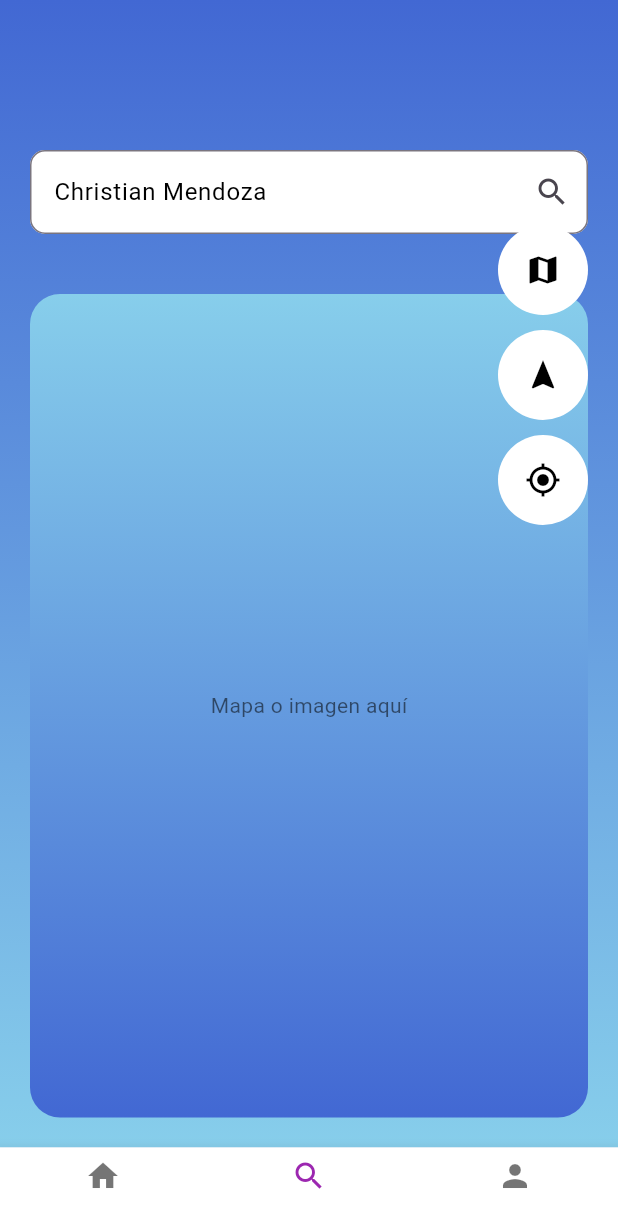
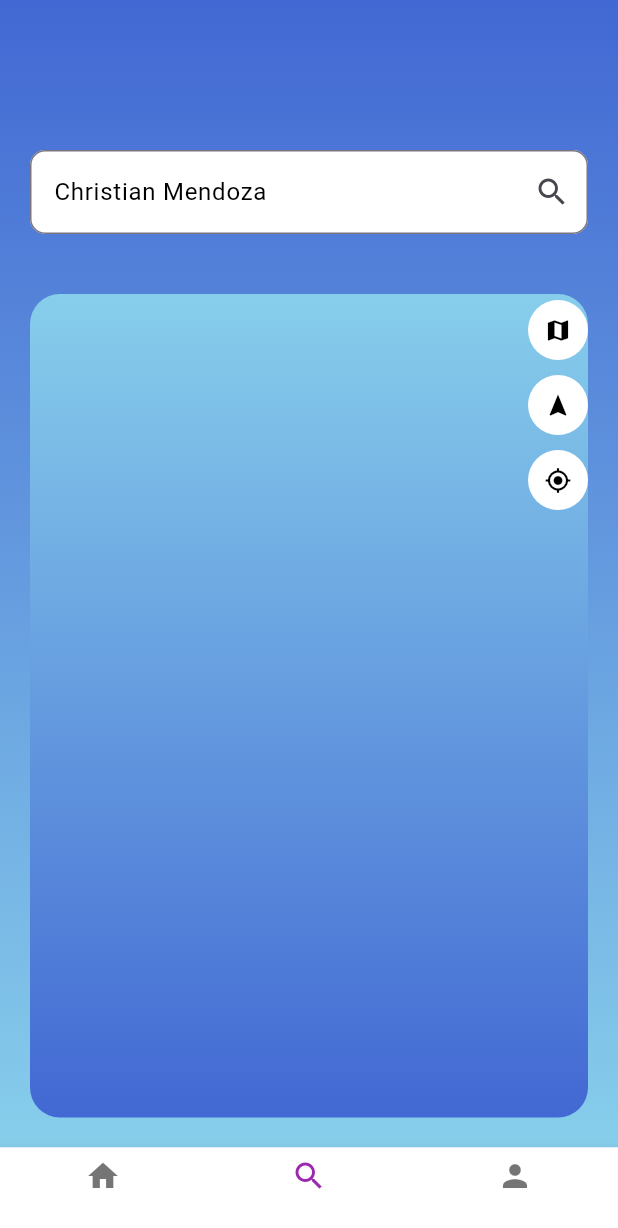
Before and after one commit to ChristianMendoza97/MendozaPrueba, a Flutter app: the screen it shows after launch, item 2 of the bottom bar chosen, on a phone screen of 412 x 824 dp. Shown: the top 1228 px of the screen. Run offline on Flutter 3.47's test engine with Material 3 defaults, Android fonts, the phone set to English and light mode, and no system bars; our stand-ins replace google_fonts.

Commit message:
Cambio en el proyecto

```diff
--- a/lib/search_trips_page.dart
+++ b/lib/search_trips_page.dart
@@ -82,7 +82,7 @@ class _SearchTripsPageState extends State<SearchTripsPage> {
 
                                 ScaffoldMessenger.of(context).showSnackBar(
                                   SnackBar(
-                                    content: Text('Nombre: $_nombre, Apellido: $_apellido'),
+                                    content: Text('Nombre: $_nombre $_apellido'),
                                   ),
                                 );
                               },
@@ -115,20 +115,17 @@ class _SearchTripsPageState extends State<SearchTripsPage> {
                     child: ClipRRect(
                       borderRadius: BorderRadius.circular(20),
                       child: Center(
-                        child: Text(
-                          'Mapa o imagen aquí', // Reemplazar por la imagen real
-                          style: TextStyle(color: Colors.black54),
-                        ),
+                        child: Container(), // Contenedor vacío en lugar del texto
                       ),
                     ),
                   ),
                 ),
               ],
             ),
-            // Botones redondos alineados a la derecha
+            // Botones redondos alineados a la derecha dentro del degradado
             Positioned(
               right: 20,
-              top: 150,
+              top: 200, // Ajusta la posición para que esté dentro del área del degradado
               child: Column(
                 children: [
                   _buildRoundButton(Icons.map, '3D'),
@@ -150,9 +147,9 @@ class _SearchTripsPageState extends State<SearchTripsPage> {
     return Tooltip(
       message: tooltip,
       child: CircleAvatar(
-        radius: 30,
+        radius: 20, // Tamaño más pequeño para el botón
         backgroundColor: Colors.white,
-        child: Icon(icon, color: Colors.black),
+        child: Icon(icon, color: Colors.black, size: 18), // Icono más pequeño
       ),
     );
   }
```
